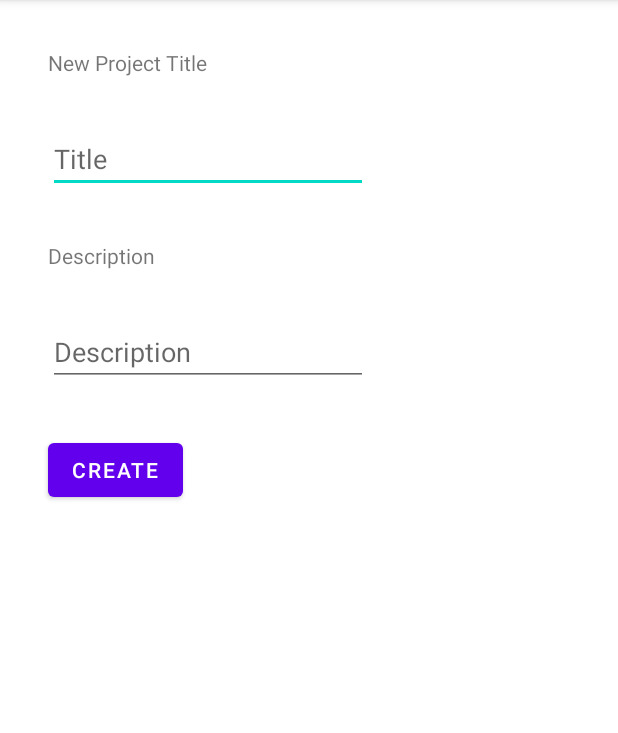
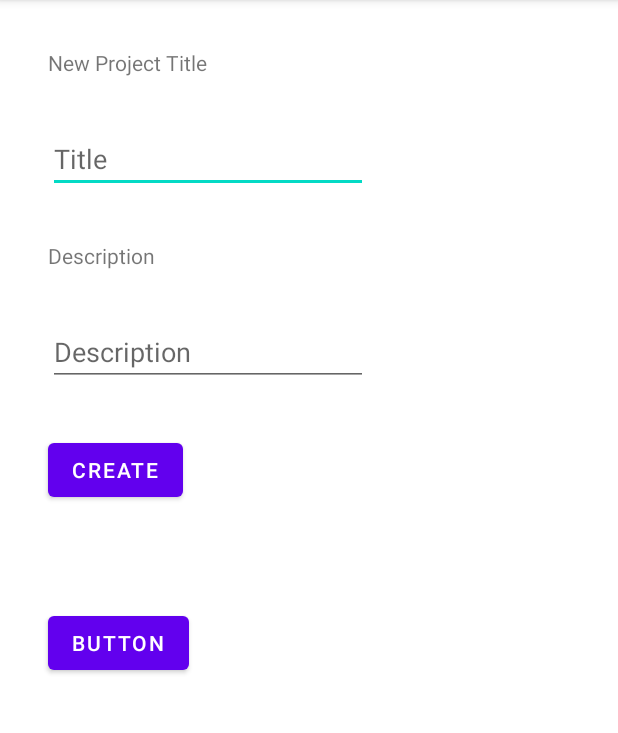
Before and after one commit to Kevin-Cooreman/Lyrics, an Android app: the CreateNewProjectActivity screen opened directly, with no data from a screen before it, on a phone screen of 412 x 824 dp, the part 84-817 px from its top. Run offline under Robolectric (Android 15) with nearby library versions, the phone set to English and light mode, and no system bars; our stand-ins replace Volley; network calls fail.

```diff
--- a/app/src/main/AndroidManifest.xml
+++ b/app/src/main/AndroidManifest.xml
@@ -3,6 +3,7 @@
     xmlns:tools="http://schemas.android.com/tools">
 
     <uses-permission android:name="android.permission.INTERNET" />
+    <uses-permission android:name="android.permission.RECORD_AUDIO" />
 
     <application
         android:allowBackup="true"
--- a/app/src/main/java/com/example/lyrics/CreateNewProjectActivity.java
+++ b/app/src/main/java/com/example/lyrics/CreateNewProjectActivity.java
@@ -3,9 +3,12 @@ package com.example.lyrics;
 import androidx.appcompat.app.AppCompatActivity;
 
 import android.content.Intent;
+import android.media.MediaRecorder;
 import android.os.Bundle;
+import android.os.Environment;
 import android.util.Log;
 import android.view.View;
+import android.widget.Button;
 import android.widget.EditText;
 import android.widget.TextView;
 
@@ -16,6 +19,7 @@ import com.android.volley.VolleyError;
 import com.android.volley.toolbox.StringRequest;
 import com.android.volley.toolbox.Volley;
 
+import java.io.IOException;
 import java.util.HashMap;
 import java.util.Map;
 
@@ -36,11 +40,68 @@ public class CreateNewProjectActivity extends AppCompatActivity {
 
     }
 
+    /*
+    //TEMP RECORD BUTTON
+    //
+    boolean recording = false;
+    MediaRecorder mediaRecorder = new MediaRecorder();
+
+    public void onBtnRecordClicked(View Caller){
+        if (recording){
+            //stop recording
+            stopRecording(mediaRecorder);
+            recording = false;
+        }
+        else{
+            //start recording
+            startRecording(mediaRecorder);
+            recording = true;
+        }
+    }
+
+    public void startRecording(MediaRecorder mediaRecorder){
+
+
+        // Set audio source and output format
+        mediaRecorder.setAudioSource(MediaRecorder.AudioSource.MIC);
+        mediaRecorder.setOutputFormat(MediaRecorder.OutputFormat.THREE_GPP);
+
+        // Set output file name and path
+        String fileName = "record_" + System.currentTimeMillis() + ".3gp";
+        String filePath = Environment.getExternalStorageDirectory().getAbsolutePath() + "/" + fileName;
+        mediaRecorder.setOutputFile(filePath);
+
+        // Set audio encoder and quality
+        mediaRecorder.setAudioEncoder(MediaRecorder.AudioEncoder.AMR_NB);
+        mediaRecorder.setAudioEncodingBitRate(16 * 44100);
+        mediaRecorder.setAudioSamplingRate(44100);
+
+        try {
+            mediaRecorder.prepare();
+        } catch (IOException e) {
+            e.printStackTrace();
+        }
+
+        mediaRecorder.start();
+        Button recordButton = findViewById(R.id.recordButton);
+        recordButton.setText("Stop Recording");
+    }
+    public void stopRecording(MediaRecorder mediaRecorder){
+        mediaRecorder.stop();
+        mediaRecorder.release();
+        Button recordButton = findViewById(R.id.recordButton);
+        recordButton.setText("Record Audio");
+    }
+    */
+    //
+    //
+    //
+
     public void setUserID(int UserID){this.userID = UserID;}
 
     public void setProject(Project project){this.project = project;}
 
-    public void onBtnLoginClicked(View Caller) {
+    public void onBtnCreateProjectClicked(View Caller) {
 
         EditText titleEditText = findViewById(R.id.newProjectNameTextInput);
         String title = titleEditText.getText().toString();
--- a/app/src/main/java/com/example/lyrics/ProjectActivity.java
+++ b/app/src/main/java/com/example/lyrics/ProjectActivity.java
@@ -24,7 +24,7 @@ public class ProjectActivity extends AppCompatActivity {
         Project project = (Project) getIntent().getParcelableExtra("Project");
 
         title =  (TextView) findViewById(R.id.ProjectTitleView);
-        title.setText(project.toString());
+        title.setText(project.getTitle());
         Log.d("dit is de project instantie: ", project.toString());
         title.setVisibility(View.VISIBLE);
 
@@ -34,6 +34,8 @@ public class ProjectActivity extends AppCompatActivity {
         recyclerView.setLayoutManager(layoutManager);
         ProjectAdapter projectAdapter = new ProjectAdapter(this,1);
         recyclerView.setAdapter(projectAdapter);
+
+
 
         getData();
         setData();
--- a/app/src/main/res/layout/activity_create_new_project.xml
+++ b/app/src/main/res/layout/activity_create_new_project.xml
@@ -56,7 +56,7 @@
         android:layout_height="wrap_content"
         android:layout_marginStart="32dp"
         android:layout_marginTop="32dp"
-        android:onClick="onBtnLoginClicked"
+        android:onClick="onBtnCreateProjectClicked"
         android:text="@string/CreateNewProjectBtn"
         app:layout_constraintStart_toStartOf="parent"
         app:layout_constraintTop_toBottomOf="@+id/newProjectDescriptionInput" />
@@ -70,4 +70,15 @@
         app:layout_constraintStart_toStartOf="parent"
         app:layout_constraintTop_toBottomOf="@+id/CreateNewProjectBtn"
         tools:visibility="invisible" />
+
+    <Button
+        android:id="@+id/recordButton"
+        android:layout_width="wrap_content"
+        android:layout_height="wrap_content"
+        android:layout_marginStart="32dp"
+        android:layout_marginTop="32dp"
+        android:onClick="onBtnRecordClicked"
+        android:text="Button"
+        app:layout_constraintStart_toStartOf="parent"
+        app:layout_constraintTop_toBottomOf="@+id/createNewProjectErrorMsg" />
 </androidx.constraintlayout.widget.ConstraintLayout>
--- a/app/src/main/res/layout/activity_project.xml
+++ b/app/src/main/res/layout/activity_project.xml
@@ -14,7 +14,6 @@
         android:layout_height="wrap_content"
         android:layout_marginStart="8dp"
         android:layout_marginTop="8dp"
-        android:text="TextView"
         android:textSize="20sp"
         app2:layout_constraintStart_toStartOf="parent"
         app2:layout_constraintTop_toTopOf="parent" />
```
Also changed, not shown: app/src/main/java/com/example/lyrics/Project.java (+138 -1 lines), app/src/main/java/com/example/lyrics/ProjectsListActivity.java (+17 -9 lines), app/src/main/java/com/example/lyrics/ProjectsListAdapter.java (+11 -3 lines).
